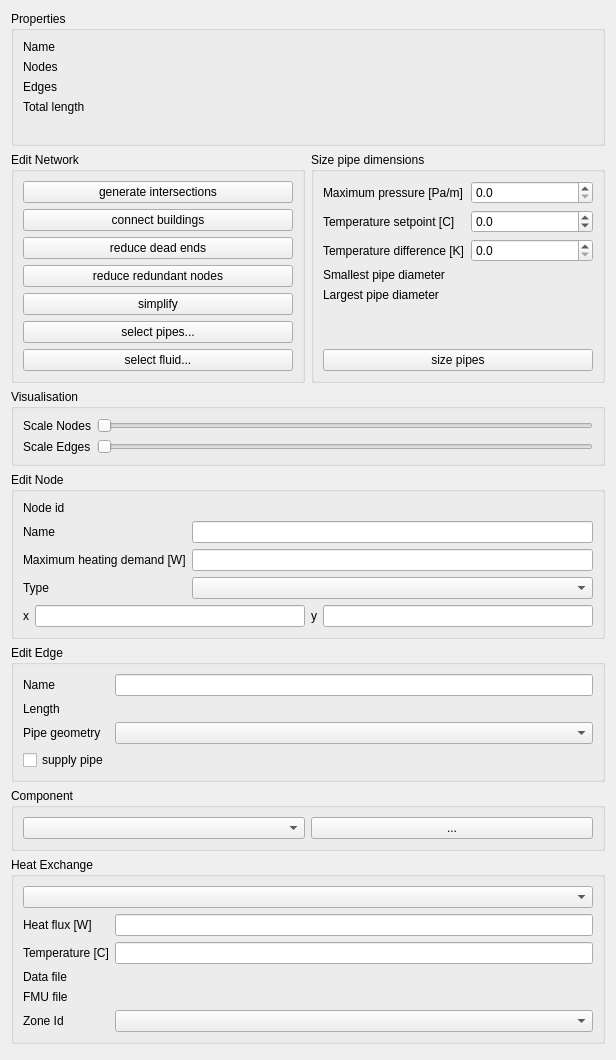
Above: SIM-VICUS/src/SVPropNetworkEditWidget.ui from ghorwin/SIM-VICUS before the change. Below: the same form after it.
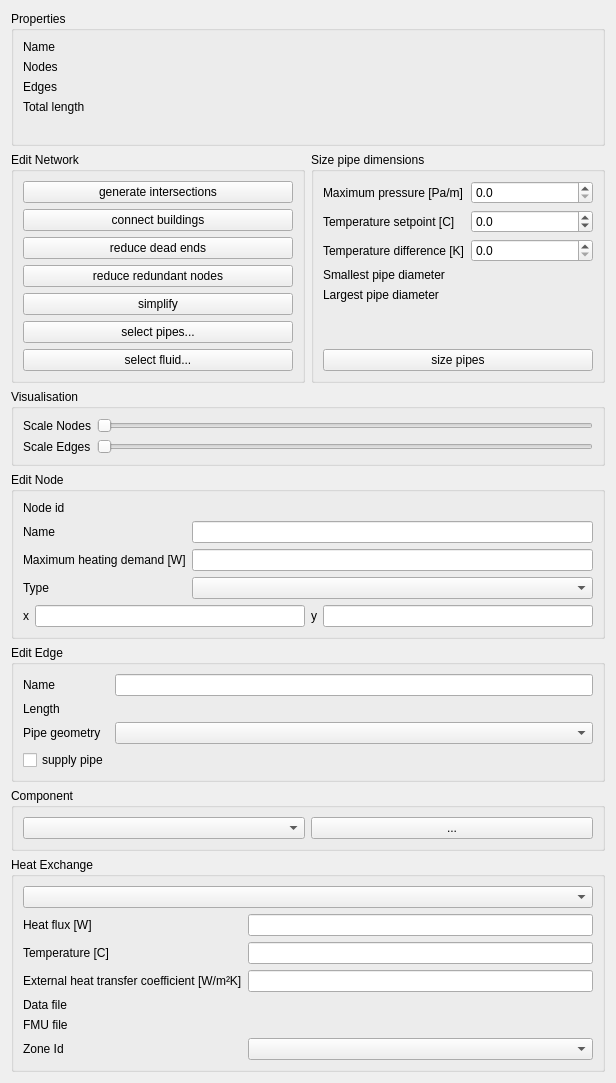
That is the form after the change. Custom widgets are drawn as their Qt base class.

Commit message: update heat exchange property editing

```diff
--- a/SIM-VICUS/src/SVPropNetworkEditWidget.ui
+++ b/SIM-VICUS/src/SVPropNetworkEditWidget.ui
@@ -483,34 +483,34 @@
       <item row="1" column="1">
        <widget class="QtExt::ValidatingLineEdit" name="lineEditHeatFlux"/>
       </item>
-      <item row="3" column="0">
+      <item row="4" column="0">
        <widget class="QLabel" name="labelDataFile">
         <property name="text">
          <string>Data file</string>
         </property>
        </widget>
       </item>
-      <item row="3" column="1">
+      <item row="4" column="1">
        <widget class="QtExt::BrowseFilenameWidget" name="widgetBrowseFileNameTSVFile" native="true"/>
       </item>
-      <item row="4" column="0">
+      <item row="5" column="0">
        <widget class="QLabel" name="labelFMUFile">
         <property name="text">
          <string>FMU file</string>
         </property>
        </widget>
       </item>
-      <item row="4" column="1">
+      <item row="5" column="1">
        <widget class="QtExt::BrowseFilenameWidget" name="widgetBrowseFileNameFMU" native="true"/>
       </item>
-      <item row="5" column="0">
+      <item row="6" column="0">
        <widget class="QLabel" name="labelZoneId">
         <property name="text">
          <string>Zone Id</string>
         </property>
        </widget>
       </item>
-      <item row="5" column="1">
+      <item row="6" column="1">
        <widget class="QComboBox" name="comboBoxZoneId"/>
       </item>
       <item row="2" column="0">
@@ -526,6 +526,16 @@
       <item row="0" column="0" colspan="2">
        <widget class="QComboBox" name="comboBoxHeatExchangeType"/>
       </item>
+      <item row="3" column="0">
+       <widget class="QLabel" name="labelHXTransferCoefficient">
+        <property name="text">
+         <string>External heat transfer coefficient [W/m²K]</string>
+        </property>
+       </widget>
+      </item>
+      <item row="3" column="1">
+       <widget class="QtExt::ValidatingLineEdit" name="lineEditHXTransferCoefficient"/>
+      </item>
      </layout>
     </widget>
    </item>
```
The commit also changes 5 other files.
